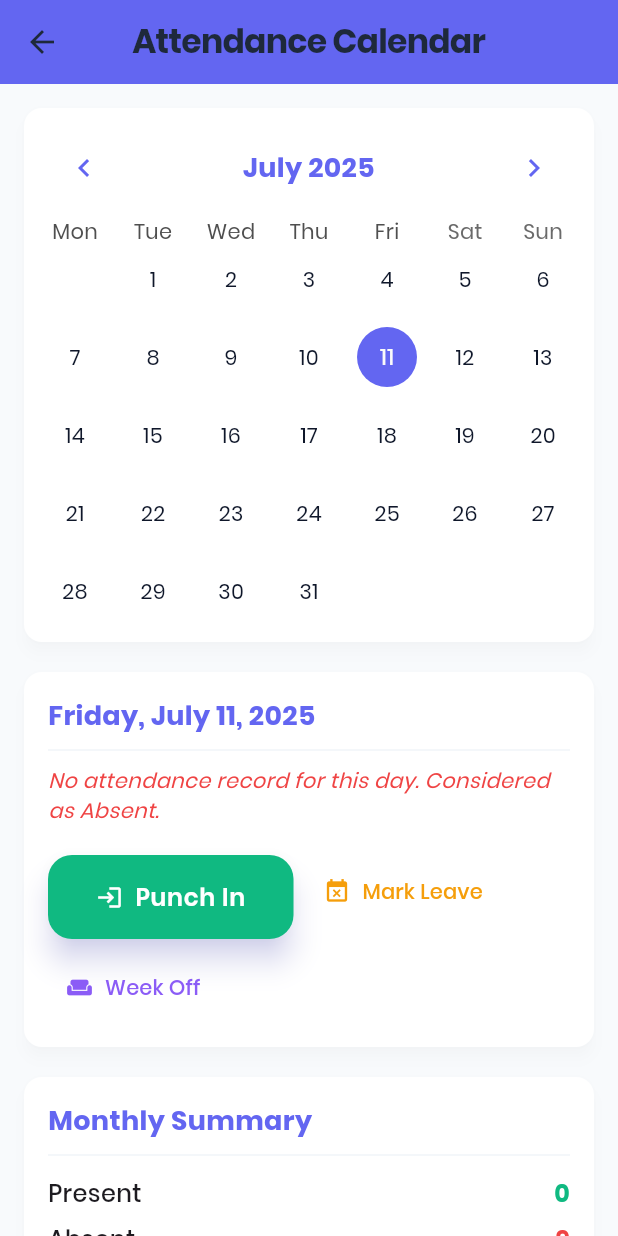
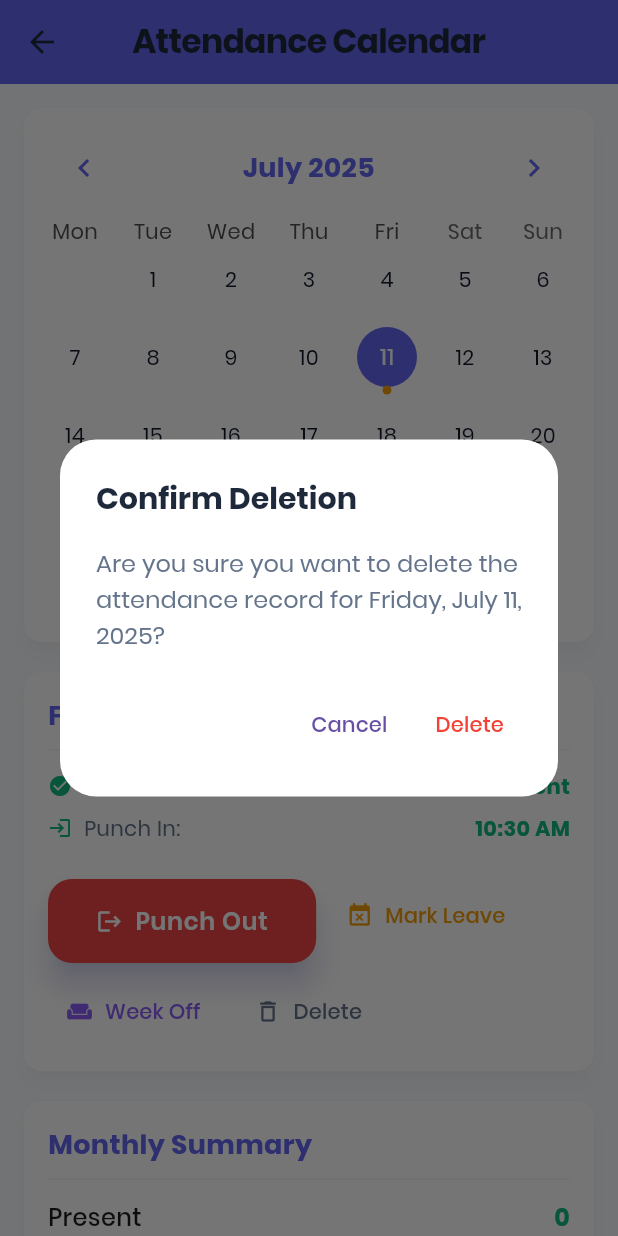
Before and after one commit to suvojit213/attendence_tracker, a Flutter app: the CalendarScreen screen opened directly, after a tap on "Punch In", after a tap on "Delete", on a phone screen of 412 x 824 dp. Run offline on Flutter 3.47's test engine with Material 3 defaults, Android fonts, the phone set to English and light mode, and no system bars; drawn by our look-alikes of table_calendar; our stand-ins replace shared_preferences; accounts and stored records are empty.

Commit message:
feat: Add confirmation dialog for deleting attendance records
Implemented a confirmation dialog in  to prevent accidental deletion of attendance records. Users will now be prompted to confirm before a record is deleted.

```diff
--- a/lib/screens/calendar_screen.dart
+++ b/lib/screens/calendar_screen.dart
@@ -399,8 +399,31 @@ class _CalendarScreenState extends State<CalendarScreen> {
         if (record != null)
           TextButton.icon(
             onPressed: () async {
-              await _storageService.deleteAttendanceRecord(_selectedDay!);
-              _loadAttendanceRecords();
+              final bool confirmDelete = await showDialog(
+                context: context,
+                builder: (BuildContext context) {
+                  return AlertDialog(
+                    title: const Text('Confirm Deletion'),
+                    content: Text('Are you sure you want to delete the attendance record for ${DateFormat('EEEE, MMMM d, yyyy').format(_selectedDay!)}?'),
+                    actions: <Widget>[
+                      TextButton(
+                        onPressed: () => Navigator.of(context).pop(false), // User cancels
+                        child: const Text('Cancel'),
+                      ),
+                      TextButton(
+                        onPressed: () => Navigator.of(context).pop(true), // User confirms
+                        child: const Text('Delete', style: TextStyle(color: Colors.red)),
+                      ),
+                    ],
+                  );
+                },
+              ) ?? false; // Default to false if dialog is dismissed
+
+              if (confirmDelete) {
+                await _storageService.deleteAttendanceRecord(_selectedDay!);
+                _loadAttendanceRecords();
+                _showSuccessSnackBar('Attendance record deleted successfully!');
+              }
             },
             icon: const Icon(Icons.delete_outline),
             label: const Text('Delete'),
```
